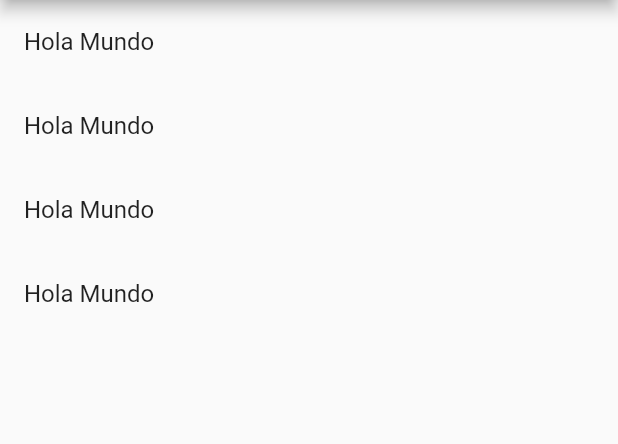
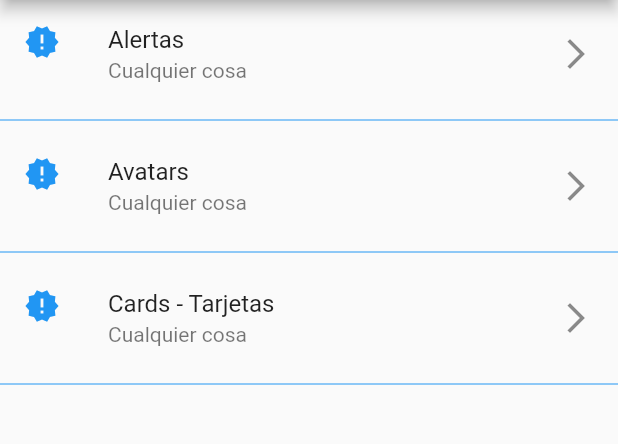
Before and after one commit to javierxnora/FlutterComponents, a Flutter app: the screen it shows after launch, on a phone screen of 412 x 824 dp, the part 84-528 px from its top. Run offline on Flutter 3.47's test engine with Material 2 defaults, Android fonts, the phone set to English and light mode, and no system bars.

```diff
--- a/lib/src/pages/home_page.dart
+++ b/lib/src/pages/home_page.dart
@@ -13,26 +13,38 @@ class HomePage extends StatelessWidget {
   }
 
   Widget _lista() {
-    print(menuProvider.opciones);
-    return ListView(
-      children: _listaItems(),
+    return FutureBuilder(
+      future: menuProvider.cargarData(),
+      //initialData: [],
+      builder: (BuildContext buildContext, AsyncSnapshot snapshot) {
+        return ListView(
+          children: _listaItems(snapshot.data),
+        );
+      },
     );
   }
 
-  List<Widget> _listaItems() {
-    return [
-      ListTile(
-        title: Text('Hola Mundo'),
-      ),
-      ListTile(
-        title: Text('Hola Mundo'),
-      ),
-      ListTile(
-        title: Text('Hola Mundo'),
-      ),
-      ListTile(
-        title: Text('Hola Mundo'),
-      ),
-    ];
+  List<Widget> _listaItems(List<dynamic> data) {
+    List<Widget> listaOpciones = [];
+
+    for (dynamic opt in data) {
+      final tempWidget = ListTile(
+        leading: Icon(
+          Icons.new_releases,
+          color: Colors.blue,
+        ),
+        title: Text(opt['texto']),
+        subtitle: Text('Cualquier cosa'),
+        trailing: Icon(Icons.arrow_forward_ios),
+        onTap: () {
+          print('Lo tocaste');
+        },
+      );
+
+      listaOpciones.add(tempWidget);
+      listaOpciones.add(Divider(color: Colors.blue));
+    }
+
+    return listaOpciones;
   }
 }
```
Also changed, not shown: lib/providers/menu_provider.dart (+9 -7 lines).
